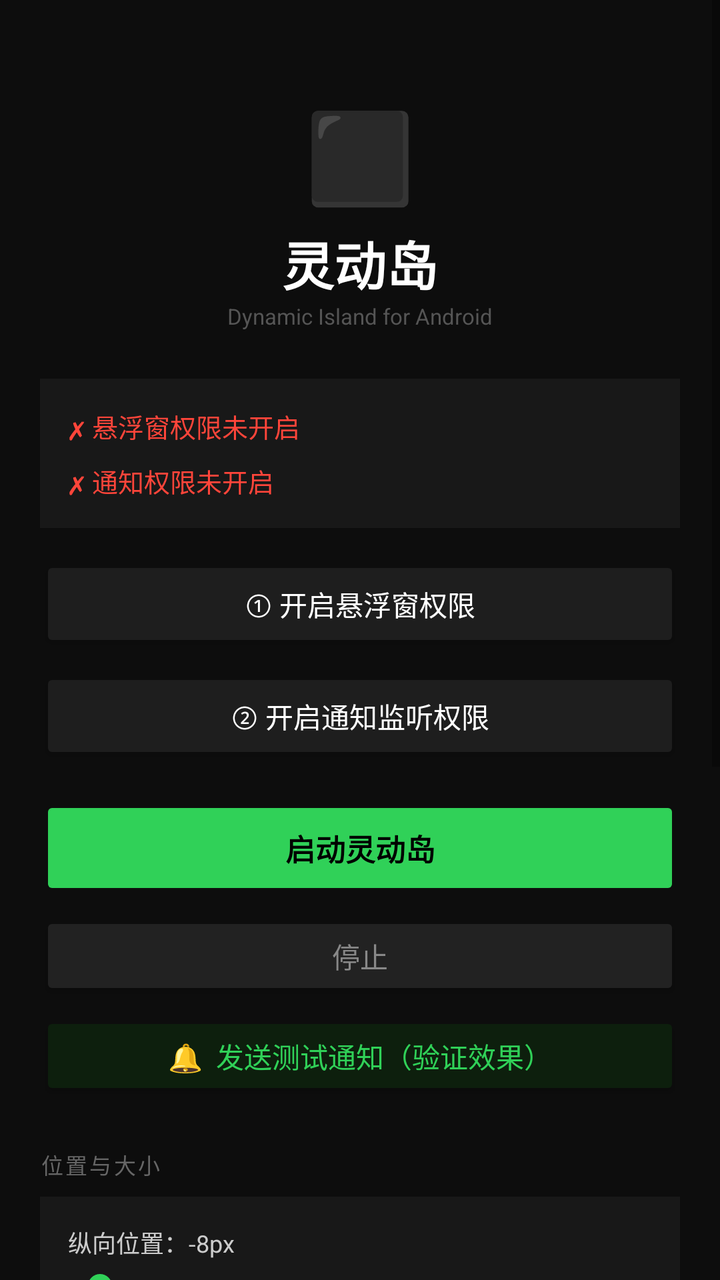
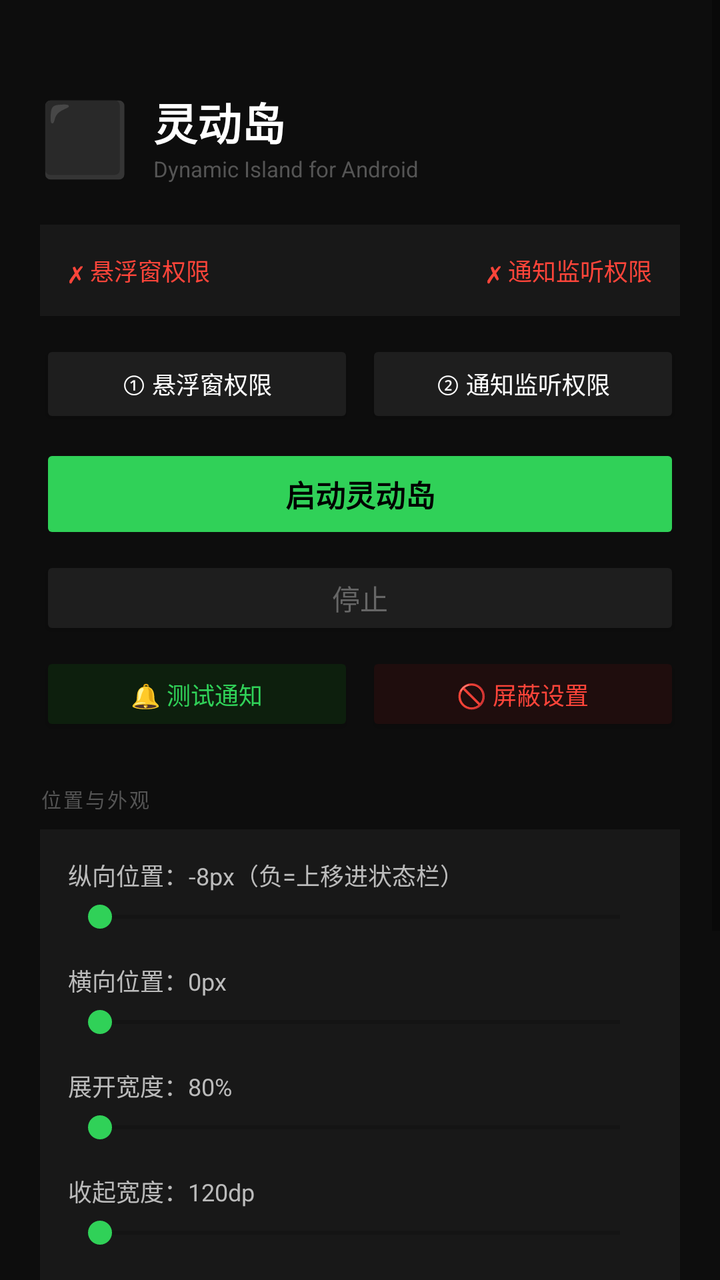

Before-and-after screenshots of an Android layout around one commit, followed by the original layout XML and the change that was made.
<!-- AndroidManifest.xml: application theme Theme.DynamicIsland -->
<!-- res/layout/activity_main.xml -->
<?xml version="1.0" encoding="utf-8"?>
<ScrollView xmlns:android="http://schemas.android.com/apk/res/android"
    android:layout_width="match_parent" android:layout_height="match_parent"
    android:background="#0D0D0D">
  <LinearLayout android:layout_width="match_parent" android:layout_height="wrap_content"
      android:orientation="vertical" android:padding="20dp" android:gravity="center_horizontal">

    
    <TextView android:layout_width="wrap_content" android:layout_height="wrap_content"
        android:text="⬛" android:textSize="44sp" android:layout_marginTop="28dp"/>
    <TextView android:layout_width="wrap_content" android:layout_height="wrap_content"
        android:text="灵动岛" android:textSize="26sp" android:textColor="#FFFFFF"
        android:textStyle="bold" android:layout_marginTop="6dp"/>
    <TextView android:layout_width="wrap_content" android:layout_height="wrap_content"
        android:text="Dynamic Island for Android"
        android:textSize="11sp" android:textColor="#555" android:layout_marginBottom="24dp"/>

    
    <LinearLayout android:layout_width="match_parent" android:layout_height="wrap_content"
        android:orientation="vertical" android:background="#181818" android:padding="14dp">
      <TextView android:id="@+id/statusOverlay" android:layout_width="match_parent"
          android:layout_height="wrap_content" android:text="✗ 悬浮窗权限未开启"
          android:textColor="#FF453A" android:textSize="13sp" android:layout_marginBottom="8dp"/>
      <TextView android:id="@+id/statusNotification" android:layout_width="match_parent"
          android:layout_height="wrap_content" android:text="✗ 通知权限未开启"
          android:textColor="#FF453A" android:textSize="13sp"/>
    </LinearLayout>

    
    <Button android:id="@+id/btnOverlay" android:layout_width="match_parent"
        android:layout_height="48dp" android:text="① 开启悬浮窗权限"
        android:backgroundTint="#1E1E1E" android:textColor="#FFFFFF" android:layout_marginTop="14dp"/>
    <Button android:id="@+id/btnNotification" android:layout_width="match_parent"
        android:layout_height="48dp" android:text="② 开启通知监听权限"
        android:backgroundTint="#1E1E1E" android:textColor="#FFFFFF" android:layout_marginTop="8dp"/>

    
    <Button android:id="@+id/btnStart" android:layout_width="match_parent"
        android:layout_height="52dp" android:text="启动灵动岛"
        android:backgroundTint="#30D158" android:textColor="#000000"
        android:textStyle="bold" android:textSize="15sp"
        android:enabled="false" android:layout_marginTop="16dp"/>
    <Button android:id="@+id/btnStop" android:layout_width="match_parent"
        android:layout_height="44dp" android:text="停止"
        android:backgroundTint="#222" android:textColor="#888" android:layout_marginTop="6dp"/>

    
    <Button android:id="@+id/btnTest" android:layout_width="match_parent"
        android:layout_height="44dp" android:text="🔔  发送测试通知（验证效果）"
        android:backgroundTint="#0D1F0D" android:textColor="#30D158" android:layout_marginTop="6dp"
        android:layout_marginBottom="24dp"/>

    
    <TextView android:layout_width="match_parent" android:layout_height="wrap_content"
        android:text="位置与大小" android:textColor="#666" android:textSize="11sp"
        android:letterSpacing="0.1" android:layout_marginBottom="8dp"/>

    <LinearLayout android:layout_width="match_parent" android:layout_height="wrap_content"
        android:orientation="vertical" android:background="#181818" android:padding="14dp">

      
      <TextView android:id="@+id/labelY" android:layout_width="match_parent"
          android:layout_height="wrap_content" android:text="纵向位置：-8px"
          android:textColor="#CCC" android:textSize="12sp" android:layout_marginBottom="4dp"/>
      <SeekBar android:id="@+id/seekY" android:layout_width="match_parent"
          android:layout_height="wrap_content" android:layout_marginBottom="14dp"
          android:progressTint="#30D158" android:thumbTint="#30D158"/>

      
      <TextView android:id="@+id/labelX" android:layout_width="match_parent"
          android:layout_height="wrap_content" android:text="横向位置：0px"
          android:textColor="#CCC" android:textSize="12sp" android:layout_marginBottom="4dp"/>
      <SeekBar android:id="@+id/seekX" android:layout_width="match_parent"
          android:layout_height="wrap_content" android:layout_marginBottom="14dp"
          android:progressTint="#30D158" android:thumbTint="#30D158"/>

      
      <TextView android:id="@+id/labelWidth" android:layout_width="match_parent"
          android:layout_height="wrap_content" android:text="展开宽度：78%"
          android:textColor="#CCC" android:textSize="12sp" android:layout_marginBottom="4dp"/>
      <SeekBar android:id="@+id/seekWidth" android:layout_width="match_parent"
          android:layout_height="wrap_content" android:layout_marginBottom="14dp"
          android:progressTint="#30D158" android:thumbTint="#30D158"/>

      
      <TextView android:id="@+id/labelPillW" android:layout_width="match_parent"
          android:layout_height="wrap_content" android:text="收起宽度：120dp"
          android:textColor="#CCC" android:textSize="12sp" android:layout_marginBottom="4dp"/>
      <SeekBar android:id="@+id/seekPillW" android:layout_width="match_parent"
          android:layout_height="wrap_content" android:layout_marginBottom="14dp"
          android:progressTint="#30D158" android:thumbTint="#30D158"/>

      
      <TextView android:id="@+id/labelPillH" android:layout_width="match_parent"
          android:layout_height="wrap_content" android:text="收起高度：34dp"
          android:textColor="#CCC" android:textSize="12sp" android:layout_marginBottom="4dp"/>
      <SeekBar android:id="@+id/seekPillH" android:layout_width="match_parent"
          android:layout_height="wrap_content" android:layout_marginBottom="14dp"
          android:progressTint="#30D158" android:thumbTint="#30D158"/>

      
      <TextView android:id="@+id/labelExpdH" android:layout_width="match_parent"
          android:layout_height="wrap_content" android:text="展开高度：68dp"
          android:textColor="#CCC" android:textSize="12sp" android:layout_marginBottom="4dp"/>
      <SeekBar android:id="@+id/seekExpdH" android:layout_width="match_parent"
          android:layout_height="wrap_content"
          android:progressTint="#30D158" android:thumbTint="#30D158"/>
    </LinearLayout>

    <TextView android:layout_width="match_parent" android:layout_height="wrap_content"
        android:text="💡 纵向位置调为负数（向左拖），灵动岛就会上移进入状态栏区域，对准摄像头打孔位置。横向位置用来左右微调对准摄像头。所有调整实时生效。"
        android:textColor="#444" android:textSize="11sp" android:lineSpacingMultiplier="1.5"
        android:layout_marginTop="14dp" android:layout_marginBottom="36dp"/>

  </LinearLayout>
</ScrollView>
<!-- resources referenced by this layout -->
<resources>
  <style name="Theme.DynamicIsland" parent="Theme.MaterialComponents.DayNight.NoActionBar">
          <item name="colorPrimary">#30D158</item>
          <item name="colorPrimaryVariant">#25A244</item>
          <item name="colorOnPrimary">#000000</item>
          <item name="colorSurface">#0D0D0D</item>
          <item name="android:windowBackground">#0D0D0D</item>
          <item name="android:statusBarColor">#0D0D0D</item>
          <item name="android:navigationBarColor">#0D0D0D</item>
      </style>
</resources>

<!-- the commit's change to res/layout/activity_main.xml (unified diff, before → after) -->
@@ -3,114 +3,125 @@
     android:layout_width="match_parent" android:layout_height="match_parent"
     android:background="#0D0D0D">
   <LinearLayout android:layout_width="match_parent" android:layout_height="wrap_content"
-      android:orientation="vertical" android:padding="20dp" android:gravity="center_horizontal">
-
-    
-    <TextView android:layout_width="wrap_content" android:layout_height="wrap_content"
-        android:text="⬛" android:textSize="44sp" android:layout_marginTop="28dp"/>
-    <TextView android:layout_width="wrap_content" android:layout_height="wrap_content"
-        android:text="灵动岛" android:textSize="26sp" android:textColor="#FFFFFF"
-        android:textStyle="bold" android:layout_marginTop="6dp"/>
-    <TextView android:layout_width="wrap_content" android:layout_height="wrap_content"
-        android:text="Dynamic Island for Android"
-        android:textSize="11sp" android:textColor="#555" android:layout_marginBottom="24dp"/>
+      android:orientation="vertical" android:padding="20dp">
 
     
     <LinearLayout android:layout_width="match_parent" android:layout_height="wrap_content"
-        android:orientation="vertical" android:background="#181818" android:padding="14dp">
-      <TextView android:id="@+id/statusOverlay" android:layout_width="match_parent"
-          android:layout_height="wrap_content" android:text="✗ 悬浮窗权限未开启"
-          android:textColor="#FF453A" android:textSize="13sp" android:layout_marginBottom="8dp"/>
-      <TextView android:id="@+id/statusNotification" android:layout_width="match_parent"
-          android:layout_height="wrap_content" android:text="✗ 通知权限未开启"
-          android:textColor="#FF453A" android:textSize="13sp"/>
+        android:orientation="horizontal" android:gravity="center_vertical"
+        android:layout_marginTop="24dp" android:layout_marginBottom="20dp">
+      <TextView android:layout_width="wrap_content" android:layout_height="wrap_content"
+          android:text="⬛" android:textSize="36sp" android:layout_marginEnd="12dp"/>
+      <LinearLayout android:layout_width="0dp" android:layout_height="wrap_content"
+          android:layout_weight="1" android:orientation="vertical">
+        <TextView android:layout_width="wrap_content" android:layout_height="wrap_content"
+            android:text="灵动岛" android:textSize="22sp" android:textColor="#FFFFFF" android:textStyle="bold"/>
+        <TextView android:layout_width="wrap_content" android:layout_height="wrap_content"
+            android:text="Dynamic Island for Android" android:textSize="11sp" android:textColor="#555"/>
+      </LinearLayout>
     </LinearLayout>
 
     
-    <Button android:id="@+id/btnOverlay" android:layout_width="match_parent"
-        android:layout_height="48dp" android:text="① 开启悬浮窗权限"
-        android:backgroundTint="#1E1E1E" android:textColor="#FFFFFF" android:layout_marginTop="14dp"/>
-    <Button android:id="@+id/btnNotification" android:layout_width="match_parent"
-        android:layout_height="48dp" android:text="② 开启通知监听权限"
-        android:backgroundTint="#1E1E1E" android:textColor="#FFFFFF" android:layout_marginTop="8dp"/>
+    <LinearLayout android:layout_width="match_parent" android:layout_height="wrap_content"
+        android:orientation="horizontal" android:background="#181818"
+        android:padding="14dp" android:layout_marginBottom="12dp">
+      <TextView android:id="@+id/statusOverlay" android:layout_width="0dp"
+          android:layout_height="wrap_content" android:layout_weight="1"
+          android:text="✗ 悬浮窗权限" android:textColor="#FF453A" android:textSize="12sp"/>
+      <TextView android:id="@+id/statusNotification" android:layout_width="0dp"
+          android:layout_height="wrap_content" android:layout_weight="1"
+          android:text="✗ 通知监听权限" android:textColor="#FF453A" android:textSize="12sp"
+          android:gravity="end"/>
+    </LinearLayout>
+
+    
+    <LinearLayout android:layout_width="match_parent" android:layout_height="wrap_content"
+        android:orientation="horizontal" android:layout_marginBottom="8dp">
+      <Button android:id="@+id/btnOverlay" android:layout_width="0dp" android:layout_weight="1"
+          android:layout_height="44dp" android:text="① 悬浮窗权限"
+          android:backgroundTint="#1E1E1E" android:textColor="#FFFFFF"
+          android:textSize="12sp" android:layout_marginEnd="6dp"/>
+      <Button android:id="@+id/btnNotification" android:layout_width="0dp" android:layout_weight="1"
+          android:layout_height="44dp" android:text="② 通知监听权限"
+          android:backgroundTint="#1E1E1E" android:textColor="#FFFFFF" android:textSize="12sp"/>
+    </LinearLayout>
 
     
     <Button android:id="@+id/btnStart" android:layout_width="match_parent"
-        android:layout_height="52dp" android:text="启动灵动岛"
+        android:layout_height="50dp" android:text="启动灵动岛"
         android:backgroundTint="#30D158" android:textColor="#000000"
         android:textStyle="bold" android:textSize="15sp"
-        android:enabled="false" android:layout_marginTop="16dp"/>
+        android:enabled="false" android:layout_marginBottom="6dp"/>
     <Button android:id="@+id/btnStop" android:layout_width="match_parent"
-        android:layout_height="44dp" android:text="停止"
-        android:backgroundTint="#222" android:textColor="#888" android:layout_marginTop="6dp"/>
+        android:layout_height="42dp" android:text="停止"
+        android:backgroundTint="#1E1E1E" android:textColor="#666" android:layout_marginBottom="6dp"/>
 
     
-    <Button android:id="@+id/btnTest" android:layout_width="match_parent"
-        android:layout_height="44dp" android:text="🔔  发送测试通知（验证效果）"
-        android:backgroundTint="#0D1F0D" android:textColor="#30D158" android:layout_marginTop="6dp"
-        android:layout_marginBottom="24dp"/>
+    <LinearLayout android:layout_width="match_parent" android:layout_height="wrap_content"
+        android:orientation="horizontal" android:layout_marginBottom="24dp">
+      <Button android:id="@+id/btnTest" android:layout_width="0dp" android:layout_weight="1"
+          android:layout_height="42dp" android:text="🔔 测试通知"
+          android:backgroundTint="#0D1F0D" android:textColor="#30D158"
+          android:textSize="12sp" android:layout_marginEnd="6dp"/>
+      <Button android:id="@+id/btnBlacklist" android:layout_width="0dp" android:layout_weight="1"
+          android:layout_height="42dp" android:text="🚫 屏蔽设置"
+          android:backgroundTint="#1F0D0D" android:textColor="#FF453A" android:textSize="12sp"/>
+    </LinearLayout>
 
     
     <TextView android:layout_width="match_parent" android:layout_height="wrap_content"
-        android:text="位置与大小" android:textColor="#666" android:textSize="11sp"
+        android:text="位置与外观" android:textColor="#555" android:textSize="10sp"
         android:letterSpacing="0.1" android:layout_marginBottom="8dp"/>
 
     <LinearLayout android:layout_width="match_parent" android:layout_height="wrap_content"
         android:orientation="vertical" android:background="#181818" android:padding="14dp">
 
-      
       <TextView android:id="@+id/labelY" android:layout_width="match_parent"
-          android:layout_height="wrap_content" android:text="纵向位置：-8px"
-          android:textColor="#CCC" android:textSize="12sp" android:layout_marginBottom="4dp"/>
+          android:layout_height="wrap_content" android:text="纵向位置：-8px（负=上移进状态栏）"
+          android:textColor="#BBB" android:textSize="12sp" android:layout_marginBottom="3dp"/>
       <SeekBar android:id="@+id/seekY" android:layout_width="match_parent"
           android:layout_height="wrap_content" android:layout_marginBottom="14dp"
           android:progressTint="#30D158" android:thumbTint="#30D158"/>
 
-      
       <TextView android:id="@+id/labelX" android:layout_width="match_parent"
           android:layout_height="wrap_content" android:text="横向位置：0px"
-          android:textColor="#CCC" android:textSize="12sp" android:layout_marginBottom="4dp"/>
+          android:textColor="#BBB" android:textSize="12sp" android:layout_marginBottom="3dp"/>
       <SeekBar android:id="@+id/seekX" android:layout_width="match_parent"
           android:layout_height="wrap_content" android:layout_marginBottom="14dp"
           android:progressTint="#30D158" android:thumbTint="#30D158"/>
 
-      
       <TextView android:id="@+id/labelWidth" android:layout_width="match_parent"
-          android:layout_height="wrap_content" android:text="展开宽度：78%"
-          android:textColor="#CCC" android:textSize="12sp" android:layout_marginBottom="4dp"/>
+          android:layout_height="wrap_content" android:text="展开宽度：80%"
+          android:textColor="#BBB" android:textSize="12sp" android:layout_marginBottom="3dp"/>
       <SeekBar android:id="@+id/seekWidth" android:layout_width="match_parent"
           android:layout_height="wrap_content" android:layout_marginBottom="14dp"
           android:progressTint="#30D158" android:thumbTint="#30D158"/>
 
-      
       <TextView android:id="@+id/labelPillW" android:layout_width="match_parent"
           android:layout_height="wrap_content" android:text="收起宽度：120dp"
-          android:textColor="#CCC" android:textSize="12sp" android:layout_marginBottom="4dp"/>
+          android:textColor="#BBB" android:textSize="12sp" android:layout_marginBottom="3dp"/>
       <SeekBar android:id="@+id/seekPillW" android:layout_width="match_parent"
           android:layout_height="wrap_content" android:layout_marginBottom="14dp"
           android:progressTint="#30D158" android:thumbTint="#30D158"/>
 
-      
       <TextView android:id="@+id/labelPillH" android:layout_width="match_parent"
           android:layout_height="wrap_content" android:text="收起高度：34dp"
-          android:textColor="#CCC" android:textSize="12sp" android:layout_marginBottom="4dp"/>
+          android:textColor="#BBB" android:textSize="12sp" android:layout_marginBottom="3dp"/>
       <SeekBar android:id="@+id/seekPillH" android:layout_width="match_parent"
           android:layout_height="wrap_content" android:layout_marginBottom="14dp"
           android:progressTint="#30D158" android:thumbTint="#30D158"/>
 
-      
       <TextView android:id="@+id/labelExpdH" android:layout_width="match_parent"
-          android:layout_height="wrap_content" android:text="展开高度：68dp"
-          android:textColor="#CCC" android:textSize="12sp" android:layout_marginBottom="4dp"/>
+          android:layout_height="wrap_content" android:text="展开高度：70dp"
+          android:textColor="#BBB" android:textSize="12sp" android:layout_marginBottom="3dp"/>
       <SeekBar android:id="@+id/seekExpdH" android:layout_width="match_parent"
           android:layout_height="wrap_content"
           android:progressTint="#30D158" android:thumbTint="#30D158"/>
     </LinearLayout>
 
     <TextView android:layout_width="match_parent" android:layout_height="wrap_content"
-        android:text="💡 纵向位置调为负数（向左拖），灵动岛就会上移进入状态栏区域，对准摄像头打孔位置。横向位置用来左右微调对准摄像头。所有调整实时生效。"
-        android:textColor="#444" android:textSize="11sp" android:lineSpacingMultiplier="1.5"
-        android:layout_marginTop="14dp" android:layout_marginBottom="36dp"/>
+        android:text="纵向位置调为负数可上移进入状态栏，对准摄像头打孔。\n点击展开的灵动岛→跳转 app；上划→打开 app；下划→关闭。\n多条通知时底部出现圆点，点击循环切换。"
+        android:textColor="#444" android:textSize="11sp" android:lineSpacingMultiplier="1.6"
+        android:layout_marginTop="12dp" android:layout_marginBottom="36dp"/>
 
   </LinearLayout>
 </ScrollView>
